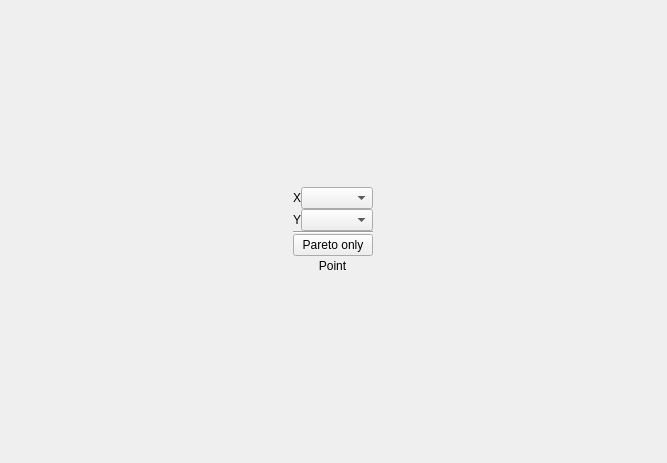
Above: OMOptim/GUI/Widgets/WidgetMooPlot.ui from lmoresco/OpenModelica before the change. Below: the same form after it.
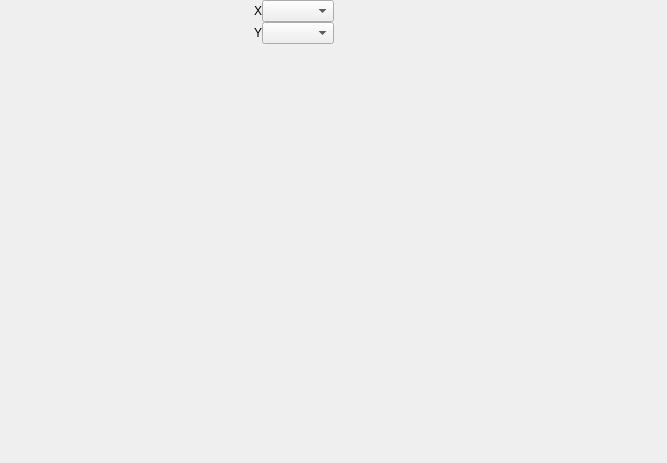
That is the form after the change.

Diff of the .ui file:
```diff
--- a/OMOptim/GUI/Widgets/WidgetMooPlot.ui
+++ b/OMOptim/GUI/Widgets/WidgetMooPlot.ui
@@ -10,107 +10,63 @@
     <height>463</height>
    </rect>
   </property>
-  <property name="windowTitle">
-   <string>Form</string>
-  </property>
-  <layout class="QHBoxLayout" name="horizontalLayout_2">
-   <item>
-    <widget class="QWidget" name="widgetList" native="true">
      <property name="sizePolicy">
-      <sizepolicy hsizetype="Maximum" vsizetype="MinimumExpanding">
+   <sizepolicy hsizetype="Expanding" vsizetype="Preferred">
        <horstretch>0</horstretch>
        <verstretch>0</verstretch>
       </sizepolicy>
      </property>
+  <property name="windowTitle">
+   <string>Form</string>
+      </property>
+  <layout class="QGridLayout" name="gridLayout">
+   <property name="horizontalSpacing">
+       <number>0</number>
+      </property>
+   <property name="verticalSpacing">
+    <number>2</number>
+        </property>
+   <property name="margin">
+           <number>0</number>
+          </property>
+   <item row="7" column="0">
+    <widget class="QWidget" name="widgetList" native="true">
+            <property name="sizePolicy">
+      <sizepolicy hsizetype="Maximum" vsizetype="MinimumExpanding">
+              <horstretch>0</horstretch>
+              <verstretch>0</verstretch>
+             </sizepolicy>
+            </property>
      <layout class="QGridLayout" name="gridLayout_2">
       <property name="margin">
        <number>0</number>
       </property>
       <property name="spacing">
        <number>0</number>
-      </property>
-      <item row="0" column="0">
-       <layout class="QGridLayout" name="layoutList">
-        <property name="sizeConstraint">
-         <enum>QLayout::SetDefaultConstraint</enum>
-        </property>
-        <item row="4" column="1">
-         <layout class="QHBoxLayout" name="horizontalLayout">
-          <property name="spacing">
-           <number>0</number>
-          </property>
-          <item>
-           <spacer name="horizontalSpacer_2">
-            <property name="orientation">
-             <enum>Qt::Horizontal</enum>
             </property>
-            <property name="sizeType">
-             <enum>QSizePolicy::Maximum</enum>
-            </property>
-            <property name="sizeHint" stdset="0">
-             <size>
-              <width>5</width>
-              <height>20</height>
-             </size>
-            </property>
-           </spacer>
-          </item>
-          <item>
-           <widget class="QLabel" name="label_3">
-            <property name="sizePolicy">
-             <sizepolicy hsizetype="Maximum" vsizetype="Maximum">
-              <horstretch>0</horstretch>
-              <verstretch>0</verstretch>
-             </sizepolicy>
-            </property>
-            <property name="text">
-             <string>Point</string>
-            </property>
-            <property name="alignment">
-             <set>Qt::AlignCenter</set>
-            </property>
+     </layout>
            </widget>
           </item>
-          <item>
-           <spacer name="horizontalSpacer">
-            <property name="orientation">
-             <enum>Qt::Horizontal</enum>
+   <item row="7" column="1" colspan="2">
+    <layout class="QVBoxLayout" name="layoutInsidePlot">
+     <property name="spacing">
+      <number>0</number>
             </property>
-            <property name="sizeType">
-             <enum>QSizePolicy::Maximum</enum>
-            </property>
-            <property name="sizeHint" stdset="0">
-             <size>
-              <width>5</width>
-              <height>20</height>
-             </size>
-            </property>
-           </spacer>
-          </item>
          </layout>
         </item>
-        <item row="1" column="1">
-         <layout class="QGridLayout" name="gridLayout_3">
-          <property name="sizeConstraint">
-           <enum>QLayout::SetNoConstraint</enum>
-          </property>
-          <property name="horizontalSpacing">
-           <number>0</number>
-          </property>
-          <item row="0" column="0">
-           <widget class="QLabel" name="label">
+   <item row="0" column="1">
+    <layout class="QGridLayout" name="gridLayout_4">
+     <item row="1" column="2">
+      <widget class="QComboBox" name="comboOrdinate">
             <property name="sizePolicy">
              <sizepolicy hsizetype="Maximum" vsizetype="Fixed">
               <horstretch>0</horstretch>
               <verstretch>0</verstretch>
              </sizepolicy>
             </property>
-            <property name="text">
-             <string>X</string>
-            </property>
            </widget>
           </item>
-          <item row="0" column="1">
+     <item row="0" column="2">
            <widget class="QComboBox" name="comboAbscissa">
             <property name="sizePolicy">
              <sizepolicy hsizetype="Maximum" vsizetype="Fixed">
@@ -120,20 +76,23 @@
             </property>
            </widget>
           </item>
-          <item row="1" column="1">
-           <widget class="QComboBox" name="comboOrdinate">
+     <item row="0" column="1">
+      <widget class="QLabel" name="label">
             <property name="sizePolicy">
              <sizepolicy hsizetype="Maximum" vsizetype="Fixed">
               <horstretch>0</horstretch>
               <verstretch>0</verstretch>
              </sizepolicy>
             </property>
+       <property name="text">
+        <string>X</string>
+       </property>
            </widget>
           </item>
-          <item row="1" column="0">
+     <item row="1" column="1">
            <widget class="QLabel" name="label_2">
             <property name="sizePolicy">
-             <sizepolicy hsizetype="Preferred" vsizetype="Preferred">
+        <sizepolicy hsizetype="Maximum" vsizetype="Preferred">
               <horstretch>0</horstretch>
               <verstretch>0</verstretch>
              </sizepolicy>
@@ -143,51 +102,39 @@
             </property>
            </widget>
           </item>
-         </layout>
-        </item>
-        <item row="2" column="1">
-         <widget class="Line" name="line">
-          <property name="sizePolicy">
-           <sizepolicy hsizetype="Preferred" vsizetype="Fixed">
-            <horstretch>0</horstretch>
-            <verstretch>0</verstretch>
-           </sizepolicy>
-          </property>
+     <item row="1" column="0">
+      <spacer name="horizontalSpacer">
           <property name="orientation">
            <enum>Qt::Horizontal</enum>
           </property>
-         </widget>
+       <property name="sizeHint" stdset="0">
+        <size>
+         <width>40</width>
+         <height>20</height>
+        </size>
+       </property>
+      </spacer>
         </item>
-        <item row="5" column="1">
-         <layout class="QVBoxLayout" name="layoutWidgetList"/>
+    </layout>
         </item>
-        <item row="3" column="1">
-         <widget class="QPushButton" name="pushPareto">
-          <property name="text">
-           <string>Pareto only</string>
+   <item row="0" column="2">
+    <spacer name="horizontalSpacer_2">
+     <property name="orientation">
+      <enum>Qt::Horizontal</enum>
           </property>
-          <property name="checkable">
-           <bool>true</bool>
+     <property name="sizeType">
+      <enum>QSizePolicy::Expanding</enum>
           </property>
-          <property name="flat">
-           <bool>false</bool>
+     <property name="sizeHint" stdset="0">
+      <size>
+       <width>40</width>
+       <height>20</height>
+      </size>
           </property>
-         </widget>
+    </spacer>
         </item>
        </layout>
-      </item>
-     </layout>
     </widget>
-   </item>
-   <item>
-    <layout class="QGridLayout" name="layoutInsidePlot" columnstretch="0">
-     <property name="sizeConstraint">
-      <enum>QLayout::SetDefaultConstraint</enum>
-     </property>
-    </layout>
-   </item>
-  </layout>
- </widget>
  <resources/>
  <connections/>
 </ui>
```
Left out of the diff: 2 changed lines with no effect on the pictures.
